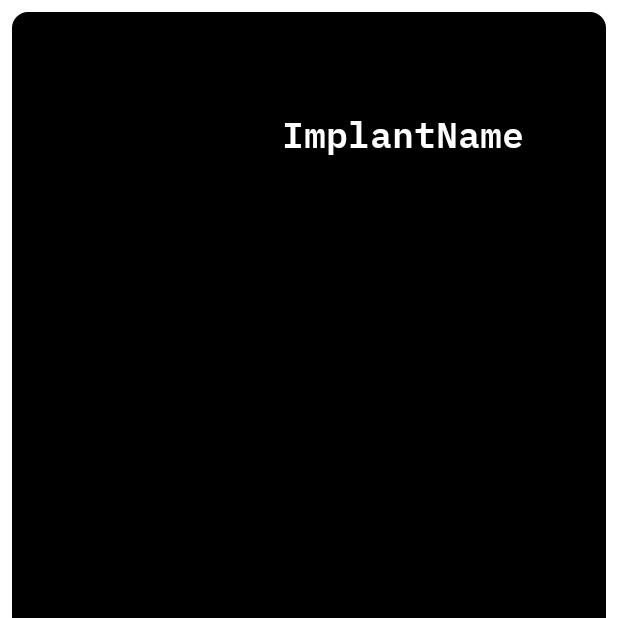
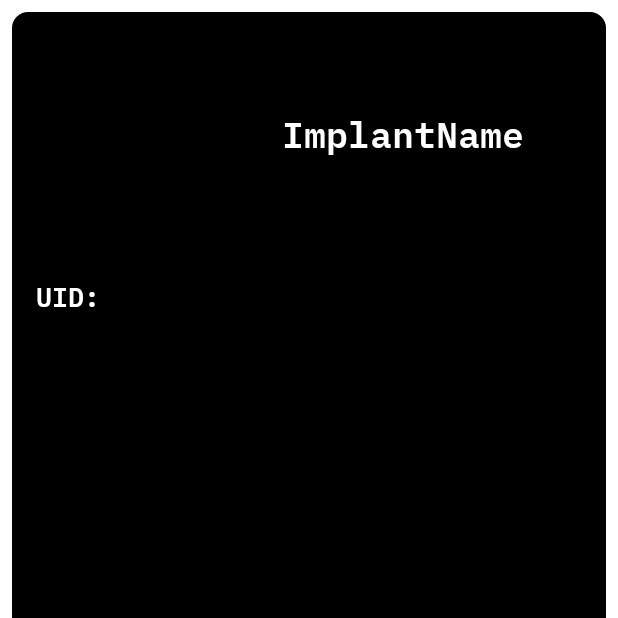
Before and after one commit to DangerousThings/DangerousNFC, an Android app: the fragment EditImplantInfoFragment placed in its activity, on a phone screen of 412 x 824 dp, the top half of it. Run offline under Robolectric (Android 15) with nearby library versions, the phone set to English and light mode, and no system bars; our stand-ins replace Room's generated code; 1 statement that could not run was skipped.

Commit message:
Added UID stuff

```diff
--- a/app/src/main/java/com/dangerousthings/nfc/fragments/EditImplantInfoFragment.java
+++ b/app/src/main/java/com/dangerousthings/nfc/fragments/EditImplantInfoFragment.java
@@ -8,13 +8,14 @@ import androidx.fragment.app.Fragment;
 import android.view.LayoutInflater;
 import android.view.View;
 import android.view.ViewGroup;
+import android.widget.EditText;
 import android.widget.ImageButton;
+import android.widget.TextView;
 
 import com.dangerousthings.nfc.R;
 import com.dangerousthings.nfc.databases.ImplantDatabase;
 import com.dangerousthings.nfc.interfaces.IImplantDAO;
 import com.dangerousthings.nfc.models.Implant;
-import com.dangerousthings.nfc.pages.ImplantManagementActivity;
 
 public class EditImplantInfoFragment extends Fragment
 {
@@ -23,6 +24,8 @@ public class EditImplantInfoFragment extends Fragment
 
     ImageButton mBackButton;
     ImageButton mSaveButton;
+    TextView mUIDText;
+    EditText mNameEdit;
 
     private Implant _implant;
 
@@ -62,24 +65,21 @@ public class EditImplantInfoFragment extends Fragment
     {
         mBackButton = view.findViewById(R.id.edit_implant_button_back);
         mSaveButton = view.findViewById(R.id.edit_implant_button_save);
+        mUIDText = view.findViewById(R.id.edit_implant_text_uid);
+        mNameEdit = view.findViewById(R.id.edit_implant_edittext_name);
 
-        mBackButton.setOnClickListener(v -> popBack());
+        mBackButton.setOnClickListener(v -> requireActivity().onBackPressed());
         mSaveButton.setOnClickListener(v -> updateImplant());
+
+        mUIDText.setText(_implant.getUID());
     }
 
     private void updateImplant()
     {
+        _implant.setImplantName(mNameEdit.getText().toString());
         //TODO: pull in fragment's values into implant
         ImplantDatabase database = ImplantDatabase.getInstance(requireActivity());
         IImplantDAO implantDAO = database.implantDAO();
         implantDAO.updateImplant(_implant);
     }
-
-    private void popBack()
-    {
-        ImplantDatabase database = ImplantDatabase.getInstance(requireActivity());
-        IImplantDAO implantDAO = database.implantDAO();
-        implantDAO.deleteImplant(_implant);
-        requireActivity().onBackPressed();
-    }
 }
--- a/app/src/main/res/layout/fragment_edit_implant_info.xml
+++ b/app/src/main/res/layout/fragment_edit_implant_info.xml
@@ -27,10 +27,11 @@
                 android:layout_marginTop="16dp"
                 app:layout_constraintStart_toStartOf="parent"
                 app:layout_constraintTop_toTopOf="parent"
-                tools:src="@tools:sample/avatars" />
+                tools:src="@tools:sample/avatars"
+                android:contentDescription="@string/implant_image" />
 
             <EditText
-                android:id="@+id/edit_implant_name"
+                android:id="@+id/edit_implant_edittext_name"
                 android:layout_width="wrap_content"
                 android:layout_height="wrap_content"
                 android:layout_marginStart="32dp"
@@ -41,7 +42,33 @@
                 android:textSize="24sp"
                 app:layout_constraintBottom_toBottomOf="@+id/edit_implant_image"
                 app:layout_constraintStart_toEndOf="@+id/edit_implant_image"
-                app:layout_constraintTop_toTopOf="@+id/edit_implant_image" />
+                app:layout_constraintTop_toTopOf="@+id/edit_implant_image"
+                android:inputType="text"
+                android:autofillHints="" />
+
+            <TextView
+                android:id="@+id/edit_implant_text_uid_label"
+                android:layout_width="wrap_content"
+                android:layout_height="wrap_content"
+                android:layout_marginTop="32dp"
+                android:fontFamily="@font/ibmplexmono_semibold"
+                android:text="@string/uid"
+                android:textColor="?android:colorPrimary"
+                android:textSize="18sp"
+                app:layout_constraintStart_toStartOf="@+id/edit_implant_image"
+                app:layout_constraintTop_toBottomOf="@+id/edit_implant_image" />
+
+            <TextView
+                android:id="@+id/edit_implant_text_uid"
+                android:layout_width="wrap_content"
+                android:layout_height="wrap_content"
+                android:layout_marginStart="16dp"
+                android:fontFamily="@font/ibmplexmono_text"
+                android:textColor="?android:colorPrimary"
+                android:textSize="18sp"
+                app:layout_constraintBottom_toBottomOf="@+id/edit_implant_text_uid_label"
+                app:layout_constraintStart_toEndOf="@+id/edit_implant_text_uid_label"
+                app:layout_constraintTop_toTopOf="@+id/edit_implant_text_uid_label" />
 
         </androidx.constraintlayout.widget.ConstraintLayout>
 
--- a/app/src/main/res/values/strings.xml
+++ b/app/src/main/res/values/strings.xml
@@ -39,4 +39,6 @@
     <string name="confirm_button">confirm button</string>
     <string name="dangerousnfc">DangerousNFC</string>
     <string name="implantname">ImplantName</string>
+    <string name="uid">UID:</string>
+    <string name="implant_image">implant image</string>
 </resources>
```
